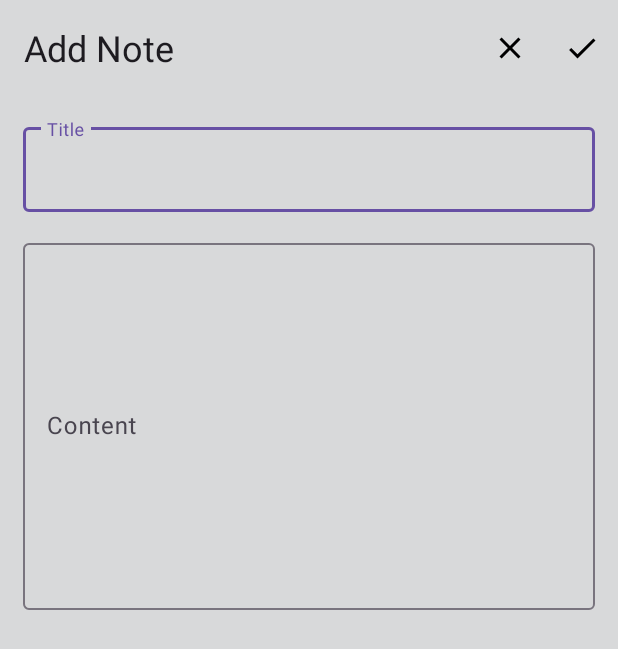
After one commit to adityafadhilh/Android-Note-App, an Android app: the AddActivity screen opened directly, with no data from a screen before it, on a phone screen of 412 x 824 dp. The commit adds this screen. Shown: the top 649 px of the screen. Run offline under Robolectric (Android 15) with nearby library versions, the phone set to English and light mode, and no system bars.

Commit message:
Created add and delete logic

```diff
--- a/app/src/main/AndroidManifest.xml
+++ b/app/src/main/AndroidManifest.xml
@@ -13,6 +13,9 @@
         android:theme="@style/Theme.NoteApp"
         tools:targetApi="31">
         <activity
+            android:name=".AddActivity"
+            android:exported="false" />
+        <activity
             android:name=".MainActivity"
             android:exported="true">
             <intent-filter>
--- /dev/null
+++ b/app/src/main/java/com/example/noteapp/AddActivity.kt
@@ -0,0 +1,55 @@
+package com.example.noteapp
+
+import android.content.Intent
+import androidx.appcompat.app.AppCompatActivity
+import android.os.Bundle
+import androidx.lifecycle.ViewModelProvider
+import com.example.noteapp.database.Note
+import com.example.noteapp.database.NoteRepository
+import com.example.noteapp.viewmodel.MainViewModel
+import com.example.noteapp.viewmodel.ViewModelFactory
+import com.google.android.material.appbar.MaterialToolbar
+import com.google.android.material.textfield.TextInputEditText
+
+class AddActivity : AppCompatActivity() {
+    private lateinit var edtTitle: TextInputEditText
+    private lateinit var edtContent: TextInputEditText
+    private lateinit var topBar: MaterialToolbar
+
+    private val mainViewModel: MainViewModel by lazy {
+        val repository = NoteRepository(application)
+        val factory = ViewModelFactory.getInstance(repository)
+        ViewModelProvider(this, factory)[MainViewModel::class.java]
+    }
+
+    override fun onCreate(savedInstanceState: Bundle?) {
+        super.onCreate(savedInstanceState)
+        setContentView(R.layout.activity_add)
+
+        edtTitle = findViewById(R.id.edt_title)
+        edtContent = findViewById(R.id.edt_content)
+        topBar = findViewById(R.id.top_bar_add)
+
+        topBar.setOnMenuItemClickListener { menuItem ->
+            when (menuItem.itemId) {
+                R.id.close -> {
+                    finish()
+                    true
+                }
+                R.id.add -> {
+                    mainViewModel.addNote(
+                        Note(title = edtTitle.text.toString(), content = edtContent.text.toString())
+                    )
+                    startActivity(Intent(this, MainActivity::class.java))
+                    true
+                }
+                else -> {
+                    false
+                }
+            }
+        }
+
+
+
+    }
+}
--- /dev/null
+++ b/app/src/main/res/drawable/baseline_check_24.xml
@@ -0,0 +1,5 @@
+<vector android:height="24dp" android:tint="#000000"
+    android:viewportHeight="24" android:viewportWidth="24"
+    android:width="24dp" xmlns:android="http://schemas.android.com/apk/res/android">
+    <path android:fillColor="@android:color/white" android:pathData="M9,16.17L4.83,12l-1.42,1.41L9,19 21,7l-1.41,-1.41z"/>
+</vector>
--- /dev/null
+++ b/app/src/main/res/drawable/baseline_close_24.xml
@@ -0,0 +1,5 @@
+<vector android:height="24dp" android:tint="#000000"
+    android:viewportHeight="24" android:viewportWidth="24"
+    android:width="24dp" xmlns:android="http://schemas.android.com/apk/res/android">
+    <path android:fillColor="@android:color/white" android:pathData="M19,6.41L17.59,5 12,10.59 6.41,5 5,6.41 10.59,12 5,17.59 6.41,19 12,13.41 17.59,19 19,17.59 13.41,12z"/>
+</vector>
--- /dev/null
+++ b/app/src/main/res/drawable/baseline_delete_24.xml
@@ -0,0 +1,5 @@
+<vector android:height="24dp" android:tint="#000000"
+    android:viewportHeight="24" android:viewportWidth="24"
+    android:width="24dp" xmlns:android="http://schemas.android.com/apk/res/android">
+    <path android:fillColor="@android:color/white" android:pathData="M6,19c0,1.1 0.9,2 2,2h8c1.1,0 2,-0.9 2,-2V7H6v12zM19,4h-3.5l-1,-1h-5l-1,1H5v2h14V4z"/>
+</vector>
--- /dev/null
+++ b/app/src/main/res/layout/activity_add.xml
@@ -0,0 +1,65 @@
+<?xml version="1.0" encoding="utf-8"?>
+<androidx.constraintlayout.widget.ConstraintLayout xmlns:android="http://schemas.android.com/apk/res/android"
+    xmlns:app="http://schemas.android.com/apk/res-auto"
+    xmlns:tools="http://schemas.android.com/tools"
+    android:layout_width="match_parent"
+    android:layout_height="match_parent"
+    android:background="@color/gray"
+    tools:context=".AddActivity">
+
+    <com.google.android.material.appbar.AppBarLayout
+        android:id="@+id/app_bar_add"
+        android:layout_width="match_parent"
+        android:layout_height="wrap_content"
+        android:background="@color/gray"
+        app:layout_constraintEnd_toEndOf="parent"
+        app:layout_constraintStart_toStartOf="parent"
+        app:layout_constraintTop_toTopOf="parent">
+        <com.google.android.material.appbar.MaterialToolbar
+            android:id="@+id/top_bar_add"
+            android:layout_width="match_parent"
+            android:layout_height="?attr/actionBarSize"
+            app:menu="@menu/top_bar_add_layout"
+            app:title="@string/add_note"
+            app:titleTextAppearance="@style/TextAppearance.MaterialComponents.Headline5" />
+    </com.google.android.material.appbar.AppBarLayout>
+
+    <com.google.android.material.textfield.TextInputLayout
+        android:id="@+id/input_layout_title"
+        android:layout_width="match_parent"
+        android:layout_height="wrap_content"
+        android:layout_marginStart="15dp"
+        android:layout_marginTop="15dp"
+        android:layout_marginEnd="15dp"
+        android:hint="@string/title"
+        app:layout_constraintEnd_toEndOf="parent"
+        app:layout_constraintStart_toStartOf="parent"
+        app:layout_constraintTop_toBottomOf="@id/app_bar_add">
+
+        <com.google.android.material.textfield.TextInputEditText
+            android:id="@+id/edt_title"
+            android:layout_width="match_parent"
+            android:layout_height="wrap_content" />
+    </com.google.android.material.textfield.TextInputLayout>
+
+    <com.google.android.material.textfield.TextInputLayout
+        android:id="@+id/input_layout_content"
+        android:layout_width="match_parent"
+        android:layout_height="250dp"
+        android:layout_marginStart="15dp"
+        android:layout_marginTop="15dp"
+        android:layout_marginEnd="15dp"
+        android:hint="@string/content"
+        app:layout_constraintEnd_toEndOf="parent"
+        app:layout_constraintStart_toStartOf="parent"
+        app:layout_constraintTop_toBottomOf="@id/input_layout_title">
+
+        <com.google.android.material.textfield.TextInputEditText
+            android:id="@+id/edt_content"
+            android:layout_width="match_parent"
+            android:layout_height="match_parent" />
+    </com.google.android.material.textfield.TextInputLayout>
+
+
+
+</androidx.constraintlayout.widget.ConstraintLayout>
--- /dev/null
+++ b/app/src/main/res/menu/top_bar_add_layout.xml
@@ -0,0 +1,16 @@
+<?xml version="1.0" encoding="utf-8"?>
+<menu xmlns:android="http://schemas.android.com/apk/res/android"
+    xmlns:app="http://schemas.android.com/apk/res-auto">
+    <item
+        android:id="@+id/close"
+        android:title="@string/close"
+        android:contentDescription="@string/close"
+        android:icon="@drawable/baseline_close_24"
+        app:showAsAction="ifRoom" />
+    <item
+        android:id="@+id/add"
+        android:title="@string/add"
+        android:contentDescription="@string/add_note"
+        android:icon="@drawable/baseline_check_24"
+        app:showAsAction="ifRoom" />
+</menu>
--- a/app/src/main/res/values/strings.xml
+++ b/app/src/main/res/values/strings.xml
@@ -5,4 +5,7 @@
     <string name="search_note">Search note</string>
     <string name="content">Content</string>
     <string name="title">Title</string>
+    <string name="add_note">Add Note</string>
+    <string name="close">Close</string>
+    <string name="add">Add</string>
 </resources>
--- a/build.gradle.kts
+++ b/build.gradle.kts
@@ -2,4 +2,5 @@
 plugins {
     id("com.android.application") version "8.1.0" apply false
     id("org.jetbrains.kotlin.android") version "1.8.0" apply false
+    id("com.google.devtools.ksp") version "1.8.10-1.0.9" apply false
 }
```
Also changed, not shown: app/build.gradle.kts (+11 -3 lines), app/src/main/java/com/example/noteapp/MainActivity.kt (+38 -10 lines), app/src/main/java/com/example/noteapp/NoteAdapter.kt (+14 -6 lines), app/src/main/java/com/example/noteapp/database/Note.kt (+11 -1 lines), app/src/main/java/com/example/noteapp/database/NoteDao.kt (added, +23 -0 lines), app/src/main/java/com/example/noteapp/database/NoteDatabase.kt (added, +28 -0 lines), app/src/main/java/com/example/noteapp/database/NoteRepository.kt (added, +24 -0 lines), app/src/main/java/com/example/noteapp/viewmodel/MainViewModel.kt (+37 -1 lines), app/src/main/res/layout/item_note.xml (+13 -0 lines).
